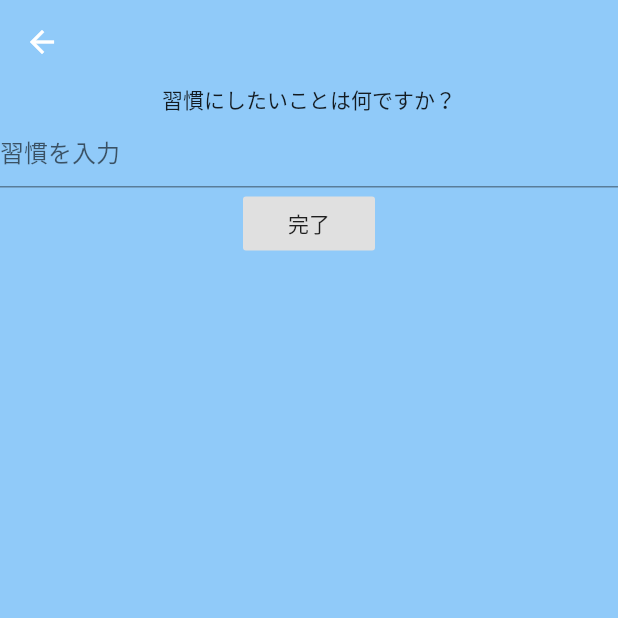
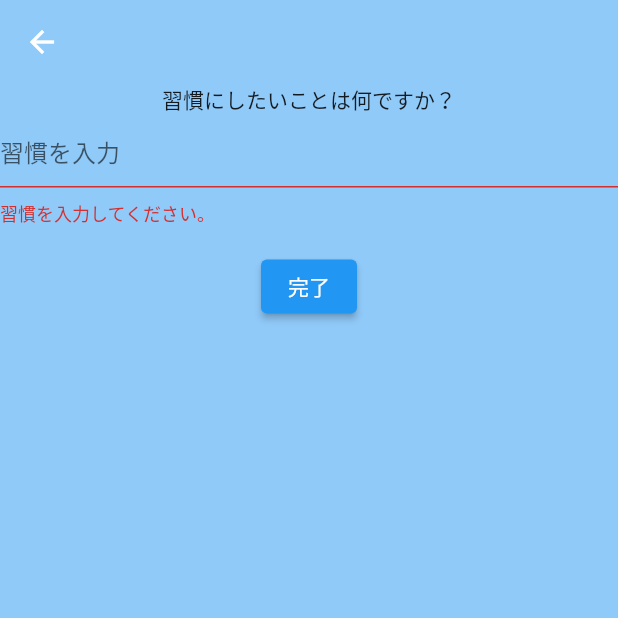
Before and after one commit to 8mamo10/Nikkalogua, a Flutter app: the EditPage screen opened directly, after a tap on "完了", on a phone screen of 412 x 824 dp, the top half of it. Run offline on Flutter 3.47's test engine with Material 2 defaults, Android fonts, the phone set to English and light mode, and no system bars; our stand-ins replace sqflite; accounts and stored records are empty.

Commit message:
Add validation to nikka name

```diff
--- a/nikkalogua/lib/EditPage.dart
+++ b/nikkalogua/lib/EditPage.dart
@@ -34,17 +34,29 @@ class _EditPageState extends State<EditPage> {
                   decoration: InputDecoration(
                     hintText: '習慣を入力',
                   ),
+                  validator: (value) {
+                    if (value == null || value.isEmpty) {
+                      return "習慣を入力してください。";
+                    }
+                    return null;
+                  },
                   onSaved: (value) {
                     _nikkaName = value;
                   },
                 ),
-                FlatButton(
-                  child: Text("完了"),
-                  color: Theme.of(context).buttonColor,
-                  onPressed: () {
-                    _form.currentState.save();
-                    print(_nikkaName);
-                  },
+                Padding(
+                  padding: const EdgeInsets.symmetric(
+                    vertical: 16.0,
+                  ),
+                  child: ElevatedButton(
+                    child: Text("完了"),
+                    onPressed: () {
+                      if (_form.currentState.validate()) {
+                        _form.currentState.save();
+                        print(_nikkaName);
+                      }
+                    },
+                  ),
                 ),
               ],
             ),
```
